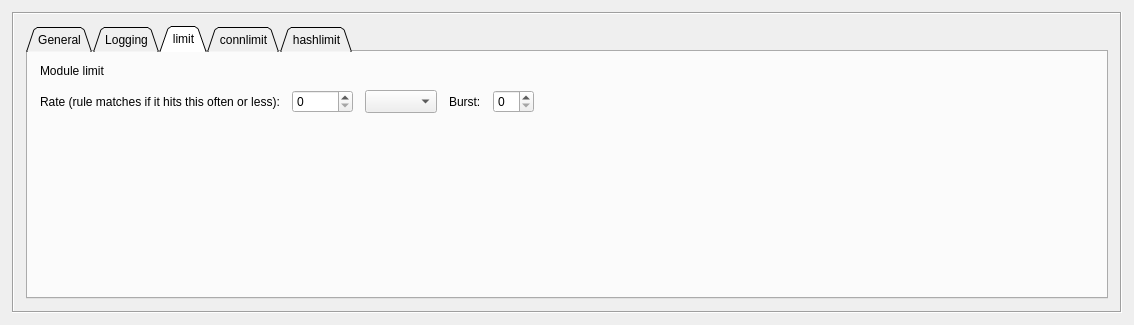
The window that src/gui/ruleoptionsdialog_q.ui (fwbuilder/fwbuilder) describes before a commit, drawn with Qt 5.
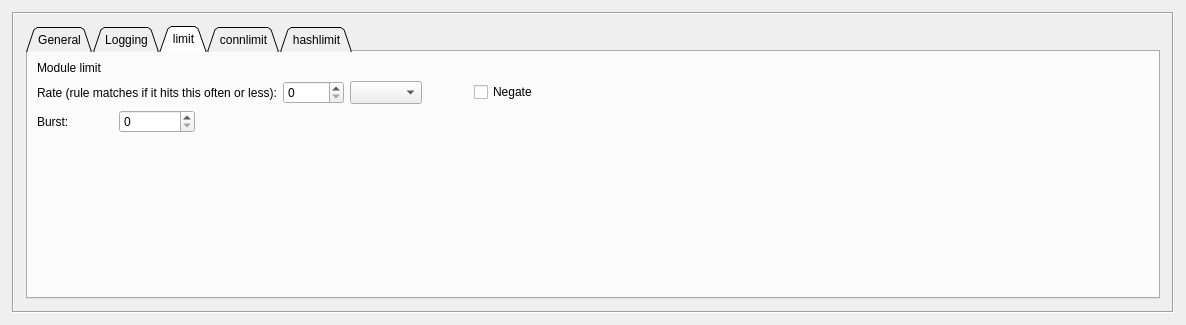
The same window after the commit. The open tabs and pages were chosen to show the change.

Commit message: fixes #1125  add support for negation for the limit rule option for iptables

What changed in the file:
```diff
--- a/src/gui/ruleoptionsdialog_q.ui
+++ b/src/gui/ruleoptionsdialog_q.ui
@@ -5,7 +5,7 @@
    <rect>
     <x>0</x>
     <y>0</y>
-    <width>1134</width>
+    <width>1186</width>
     <height>325</height>
    </rect>
   </property>
@@ -322,24 +322,8 @@
           <attribute name="title" >
            <string>limit</string>
           </attribute>
-          <layout class="QGridLayout" >
-           <property name="margin" >
-            <number>12</number>
-           </property>
-           <property name="spacing" >
-            <number>12</number>
-           </property>
-           <item row="1" column="0" >
-            <widget class="QLabel" name="textLabel4" >
-             <property name="text" >
-              <string>Rate (rule matches if it hits this often or less):</string>
-             </property>
-             <property name="wordWrap" >
-              <bool>false</bool>
-             </property>
-            </widget>
-           </item>
-           <item row="0" column="0" colspan="6" >
+          <layout class="QGridLayout" name="gridLayout_10" >
+           <item row="0" column="0" colspan="8" >
             <widget class="QLabel" name="textLabel5" >
              <property name="text" >
               <string>Module limit</string>
@@ -352,36 +336,30 @@
              </property>
             </widget>
            </item>
-           <item row="1" column="5" >
-            <spacer>
-             <property name="orientation" >
-              <enum>Qt::Horizontal</enum>
-             </property>
-             <property name="sizeType" >
-              <enum>QSizePolicy::MinimumExpanding</enum>
-             </property>
-             <property name="sizeHint" stdset="0" >
-              <size>
-               <width>0</width>
-               <height>0</height>
-              </size>
-             </property>
-            </spacer>
-           </item>
-           <item row="1" column="3" >
-            <widget class="QLabel" name="textLabel6" >
+           <item row="1" column="0" colspan="3" >
+            <widget class="QLabel" name="ipt_limit_label" >
              <property name="text" >
-              <string>Burst:</string>
+              <string>Rate (rule matches if it hits this often or less):</string>
              </property>
              <property name="wordWrap" >
               <bool>false</bool>
              </property>
             </widget>
            </item>
+           <item row="1" column="3" >
+            <widget class="QSpinBox" name="ipt_limit" >
+             <property name="sizePolicy" >
+              <sizepolicy vsizetype="Fixed" hsizetype="Fixed" >
+               <horstretch>0</horstretch>
+               <verstretch>0</verstretch>
+              </sizepolicy>
+             </property>
+             <property name="maximum" >
+              <number>10000</number>
+             </property>
+            </widget>
+           </item>
            <item row="1" column="4" >
-            <widget class="QSpinBox" name="ipt_burst" />
-           </item>
-           <item row="1" column="2" >
             <widget class="QComboBox" name="ipt_limitSuffix" >
              <property name="sizePolicy" >
               <sizepolicy vsizetype="Fixed" hsizetype="Preferred" >
@@ -422,20 +400,72 @@
              </item>
             </widget>
            </item>
-           <item row="1" column="1" >
-            <widget class="QSpinBox" name="ipt_limit" >
-             <property name="sizePolicy" >
-              <sizepolicy vsizetype="Fixed" hsizetype="Fixed" >
-               <horstretch>0</horstretch>
-               <verstretch>0</verstretch>
-              </sizepolicy>
+           <item row="1" column="5" >
+            <spacer name="horizontalSpacer_4" >
+             <property name="orientation" >
+              <enum>Qt::Horizontal</enum>
              </property>
-             <property name="maximum" >
-              <number>10000</number>
+             <property name="sizeType" >
+              <enum>QSizePolicy::Fixed</enum>
+             </property>
+             <property name="sizeHint" stdset="0" >
+              <size>
+               <width>40</width>
+               <height>20</height>
+              </size>
+             </property>
+            </spacer>
+           </item>
+           <item row="1" column="6" >
+            <widget class="QCheckBox" name="ipt_limit_not" >
+             <property name="text" >
+              <string>Negate</string>
              </property>
             </widget>
            </item>
+           <item row="1" column="7" >
+            <spacer>
+             <property name="orientation" >
+              <enum>Qt::Horizontal</enum>
+             </property>
+             <property name="sizeType" >
+              <enum>QSizePolicy::MinimumExpanding</enum>
+             </property>
+             <property name="sizeHint" stdset="0" >
+              <size>
+               <width>0</width>
+               <height>0</height>
+              </size>
+             </property>
+            </spacer>
+           </item>
            <item row="2" column="0" >
+            <widget class="QLabel" name="textLabel6" >
+             <property name="text" >
+              <string>Burst:</string>
+             </property>
+             <property name="wordWrap" >
+              <bool>false</bool>
+             </property>
+            </widget>
+           </item>
+           <item row="2" column="1" >
+            <widget class="QSpinBox" name="ipt_burst" />
+           </item>
+           <item row="2" column="2" colspan="6" >
+            <spacer name="horizontalSpacer_5" >
+             <property name="orientation" >
+              <enum>Qt::Horizontal</enum>
+             </property>
+             <property name="sizeHint" stdset="0" >
+              <size>
+               <width>886</width>
+               <height>20</height>
+              </size>
+             </property>
+            </spacer>
+           </item>
+           <item row="3" column="2" >
             <spacer>
              <property name="orientation" >
               <enum>Qt::Vertical</enum>
```
Left out of the diff: 19 changed lines with no effect on the pictures. The commit also changes 8 other files.
